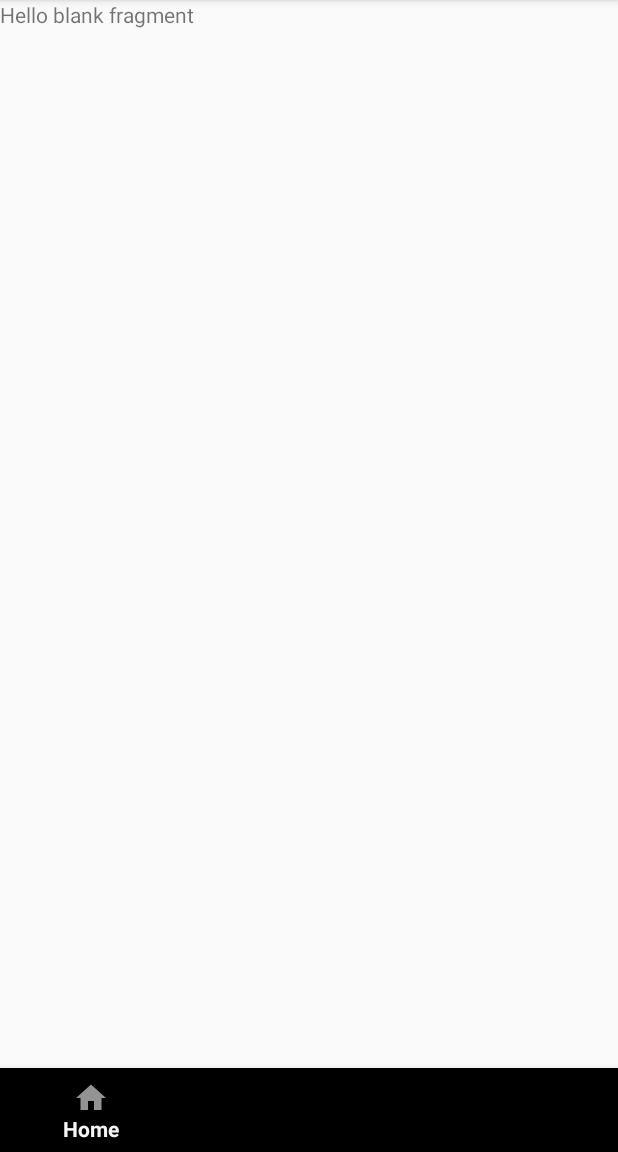
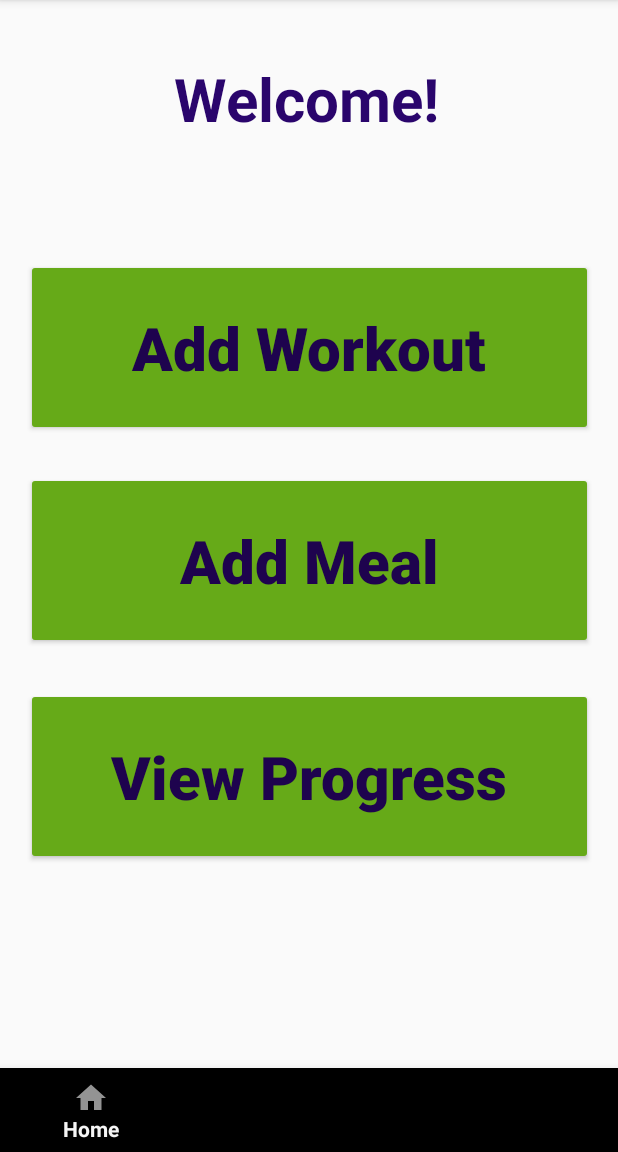
Before and after one commit to MitchellTFord/Fitness-Tracker, an Android app: the HomeFragment screen opened through its navigation route, on a phone screen of 412 x 824 dp, the part 84-1236 px from its top. Run offline under Robolectric (Android 15) with nearby library versions, the light colour scheme and no system bars; our stand-ins replace navigation-ui; 3 statements that could not run were skipped.

Commit message:
Have done home page layout and some coding in the main activity

```diff
--- a/AndroidStudioProject/app/src/main/java/com/fitnesstracker/ui/MainActivity.java
+++ b/AndroidStudioProject/app/src/main/java/com/fitnesstracker/ui/MainActivity.java
@@ -2,6 +2,8 @@ package com.fitnesstracker.ui;
 
 import android.os.Bundle;
 import android.view.MenuItem;
+import android.view.View;
+import android.widget.Button;
 
 import androidx.annotation.NonNull;
 import androidx.appcompat.app.AppCompatActivity;
@@ -14,11 +16,40 @@ import com.fitnesstracker.R;
 import com.google.android.material.bottomnavigation.BottomNavigationView;
 
 public class MainActivity extends AppCompatActivity {
+    //add all variables
+    private Button AddWorkout;
+    private Button AddMeal;
+    private Button ViewProgress;
 
     @Override
     protected void onCreate(Bundle savedInstanceState) {
         super.onCreate(savedInstanceState);
         setContentView(R.layout.activity_main);
+        //assign  the variables to the id defined in the home
+        AddWorkout = (Button) findViewById(R.id.addworkout);
+        AddMeal = (Button) findViewById(R.id.addmeal);
+        ViewProgress = (Button) findViewById(R.id.viewprogress);
+
+        AddWorkout.setOnClickListener(new View.OnClickListener() {
+            @Override
+            public void onClick(View v) {
+
+            }
+        });
+
+        AddMeal.setOnClickListener(new View.OnClickListener() {
+            @Override
+            public void onClick(View v) {
+
+            }
+        });
+
+        ViewProgress.setOnClickListener(new View.OnClickListener() {
+            @Override
+            public void onClick(View v) {
+
+            }
+        });
 
         NavHostFragment navHostFragment = (NavHostFragment) getSupportFragmentManager().findFragmentById(R.id.nav_host_fragment);
         NavController navController = navHostFragment.getNavController();
@@ -27,6 +58,7 @@ public class MainActivity extends AppCompatActivity {
 
         //AppBarConfiguration appBarConfiguration = new AppBarConfiguration.Builder(R.id.diary_page, R.id.food_page, R.id.exercise_page).build();
     }
+
 
     @Override
     public boolean onOptionsItemSelected(@NonNull MenuItem item) {
--- a/AndroidStudioProject/app/src/main/res/layout/fragment_home.xml
+++ b/AndroidStudioProject/app/src/main/res/layout/fragment_home.xml
@@ -1,14 +1,83 @@
 <?xml version="1.0" encoding="utf-8"?>
-<FrameLayout xmlns:android="http://schemas.android.com/apk/res/android"
+<androidx.constraintlayout.widget.ConstraintLayout xmlns:android="http://schemas.android.com/apk/res/android"
+    xmlns:app="http://schemas.android.com/apk/res-auto"
     xmlns:tools="http://schemas.android.com/tools"
     android:layout_width="match_parent"
     android:layout_height="match_parent"
     tools:context=".ui.HomeFragment">
 
     <!-- TODO: Update blank fragment layout -->
+
     <TextView
+        android:id="@+id/textView5"
         android:layout_width="match_parent"
         android:layout_height="match_parent"
-        android:text="@string/hello_blank_fragment" />
+        tools:layout_editor_absoluteX="-143dp"
+        tools:layout_editor_absoluteY="-30dp" />
 
-</FrameLayout>
+    <TextView
+        android:id="@+id/welcome"
+        android:layout_width="180dp"
+        android:layout_height="71dp"
+        android:text="Welcome!"
+        android:textColor="#2A056C"
+        android:textSize="40sp"
+        android:textStyle="bold"
+        app:layout_constraintBottom_toBottomOf="parent"
+        app:layout_constraintEnd_toEndOf="parent"
+        app:layout_constraintStart_toStartOf="parent"
+        app:layout_constraintTop_toTopOf="@+id/textView5"
+        app:layout_constraintVertical_bias="0.060000002" />
+
+    <Button
+        android:id="@+id/addworkout"
+        android:layout_width="378dp"
+        android:layout_height="118dp"
+        android:fontFamily="sans-serif-black"
+        android:text="Add Workout"
+        android:textAppearance="@style/TextAppearance.AppCompat.Display4"
+        android:textColor="#1E034E"
+        android:textSize="40sp"
+        android:textStyle="bold"
+        app:backgroundTint="#66AA18"
+        app:layout_constraintBottom_toBottomOf="parent"
+        app:layout_constraintEnd_toEndOf="parent"
+        app:layout_constraintStart_toStartOf="parent"
+        app:layout_constraintTop_toBottomOf="@+id/welcome"
+        app:layout_constraintVertical_bias="0.13" />
+
+    <Button
+        android:id="@+id/addmeal"
+        android:layout_width="378dp"
+        android:layout_height="118dp"
+        android:fontFamily="sans-serif-black"
+        android:text="Add Meal"
+        android:textAppearance="@style/TextAppearance.AppCompat.Display4"
+        android:textColor="#1E034E"
+        android:textSize="40sp"
+        android:textStyle="bold"
+        app:backgroundTint="#66AA18"
+        app:layout_constraintBottom_toBottomOf="parent"
+        app:layout_constraintEnd_toEndOf="parent"
+        app:layout_constraintStart_toStartOf="parent"
+        app:layout_constraintTop_toBottomOf="@+id/addworkout"
+        app:layout_constraintVertical_bias="0.07999998" />
+
+    <Button
+        android:id="@+id/viewprogress"
+        android:layout_width="378dp"
+        android:layout_height="118dp"
+        android:fontFamily="sans-serif-black"
+        android:text="View Progress"
+        android:textAppearance="@style/TextAppearance.AppCompat.Display4"
+        android:textColor="#1E034E"
+        android:textSize="40sp"
+        android:textStyle="bold"
+        app:backgroundTint="#66AA18"
+        app:layout_constraintBottom_toBottomOf="parent"
+        app:layout_constraintEnd_toEndOf="parent"
+        app:layout_constraintStart_toStartOf="parent"
+        app:layout_constraintTop_toBottomOf="@+id/addmeal"
+        app:layout_constraintVertical_bias="0.16000003" />
+
+</androidx.constraintlayout.widget.ConstraintLayout>
```
